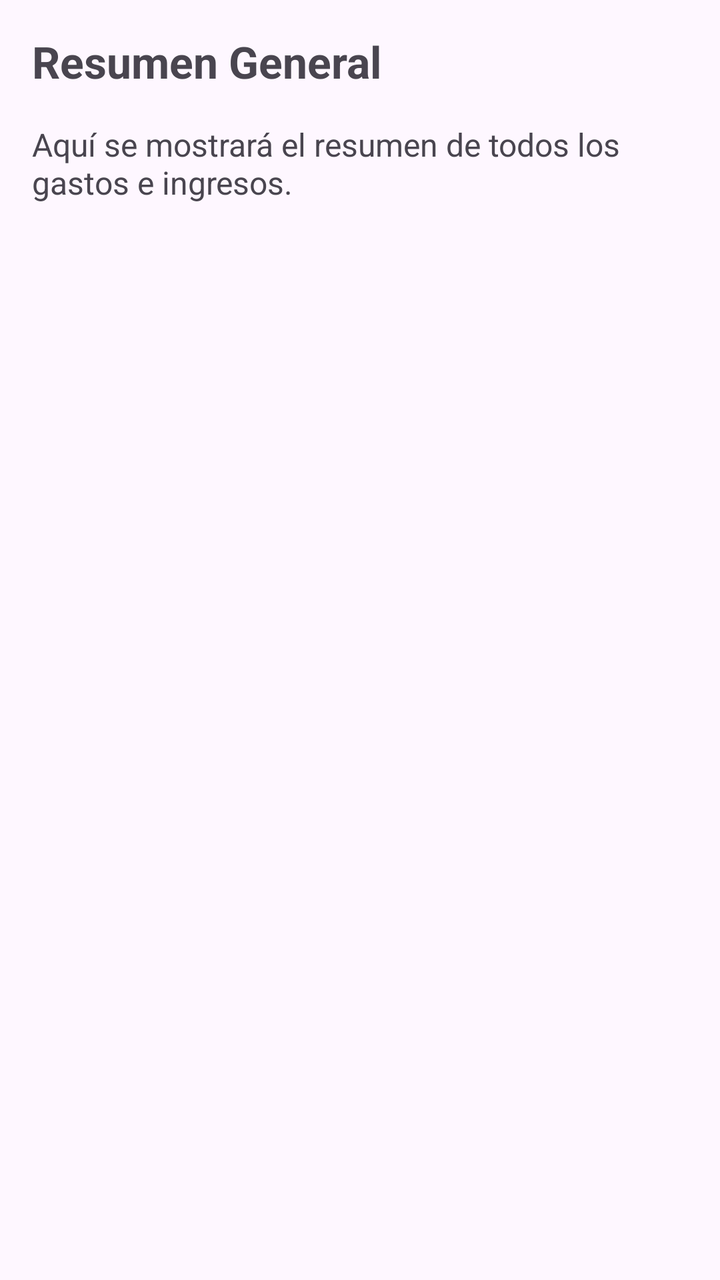
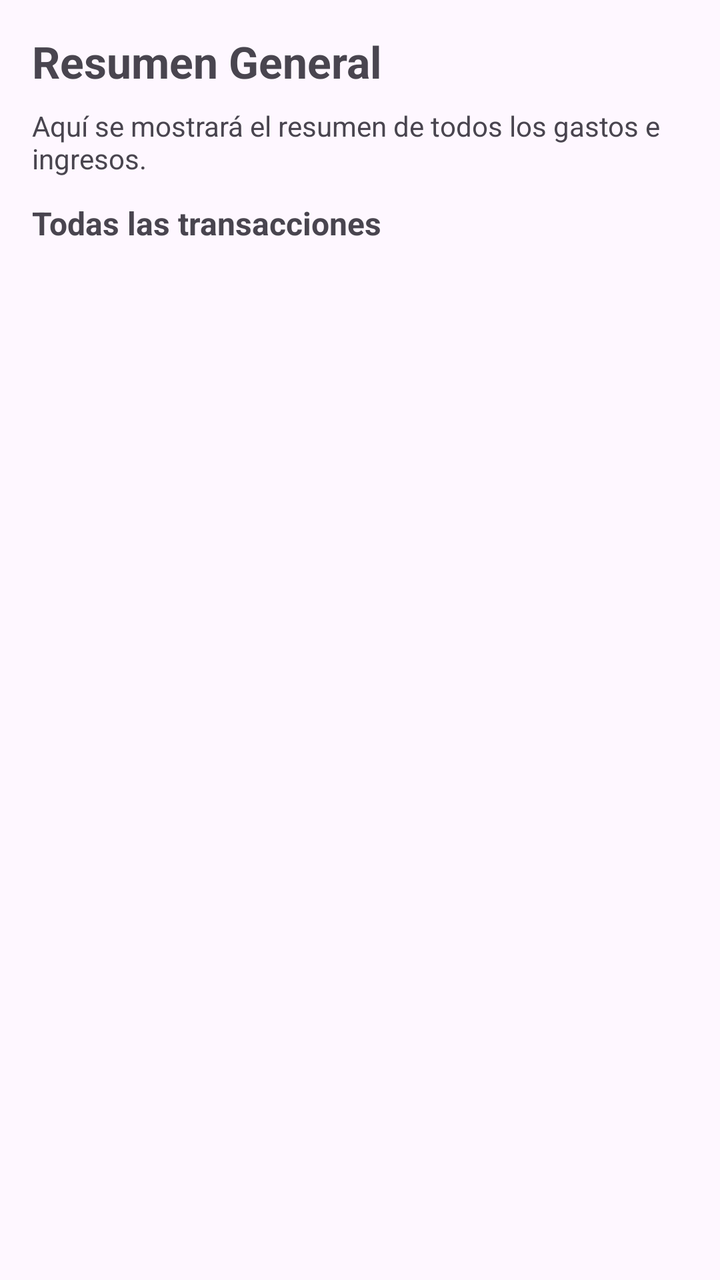

Two renders of the same Android screen: before a commit and after it. Below are the layout's source before the change and the commit's diff.
<!-- AndroidManifest.xml: application theme Theme.PocketBoss -->
<!-- res/layout/activity_resumen.xml -->
<?xml version="1.0" encoding="utf-8"?>
<LinearLayout 
    xmlns:android="http://schemas.android.com/apk/res/android"
    xmlns:tools="http://schemas.android.com/tools"
    android:layout_width="match_parent"
    android:layout_height="match_parent"
    android:orientation="vertical"
    android:padding="16dp"
    tools:context=".ResumenActivity">

    <TextView
        android:layout_width="match_parent"
        android:layout_height="wrap_content"
        android:text="Resumen General"
        android:textSize="22sp"
        android:textStyle="bold"
        android:layout_marginBottom="16dp" />

    
    <TextView
        android:id="@+id/tvDetalleResumen"
        android:layout_width="match_parent"
        android:layout_height="0dp"
        android:layout_weight="1"
        android:text="Aquí se mostrará el resumen de todos los gastos e ingresos."
        android:textSize="16sp" />


</LinearLayout>
<!-- resources referenced by this layout -->
<resources>
  <style name="Theme.PocketBoss" parent="Base.Theme.PocketBoss" />
  <style name="Base.Theme.PocketBoss" parent="Theme.Material3.DayNight.NoActionBar">
          
          
      </style>
</resources>

<!-- the commit's change to res/layout/activity_resumen.xml (unified diff, before → after) -->
@@ -1,5 +1,5 @@
 <?xml version="1.0" encoding="utf-8"?>
-<LinearLayout 
+<LinearLayout
     xmlns:android="http://schemas.android.com/apk/res/android"
     xmlns:tools="http://schemas.android.com/tools"
     android:layout_width="match_parent"
@@ -14,16 +14,31 @@
         android:text="Resumen General"
         android:textSize="22sp"
         android:textStyle="bold"
-        android:layout_marginBottom="16dp" />
+        android:layout_marginBottom="8dp" />
 
     
     <TextView
         android:id="@+id/tvDetalleResumen"
         android:layout_width="match_parent"
+        android:layout_height="wrap_content"
+        android:text="Aquí se mostrará el resumen de todos los gastos e ingresos."
+        android:textSize="14sp"
+        android:layout_marginBottom="12dp" />
+
+    <TextView
+        android:layout_width="match_parent"
+        android:layout_height="wrap_content"
+        android:text="Todas las transacciones"
+        android:textSize="16sp"
+        android:textStyle="bold"
+        android:layout_marginBottom="8dp" />
+
+    
+    <androidx.recyclerview.widget.RecyclerView
+        android:id="@+id/rvTodasTransacciones"
+        android:layout_width="match_parent"
         android:layout_height="0dp"
         android:layout_weight="1"
-        android:text="Aquí se mostrará el resumen de todos los gastos e ingresos."
-        android:textSize="16sp" />
-
+        tools:listitem="@android:layout/simple_list_item_2" />
 
 </LinearLayout>
